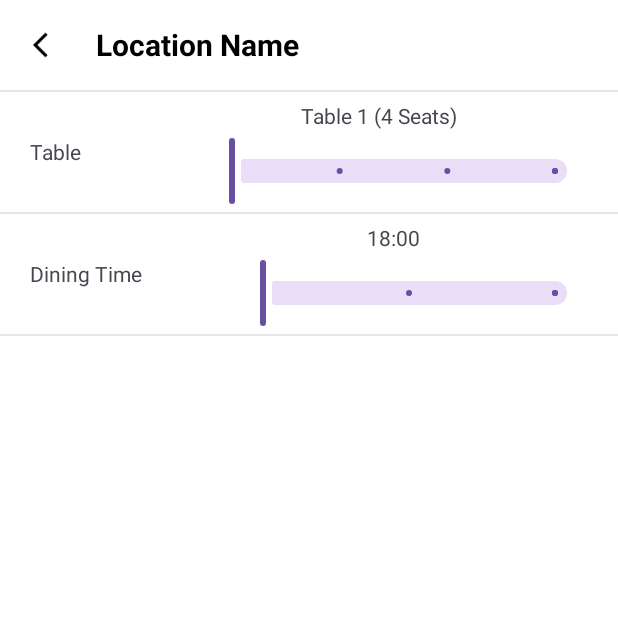
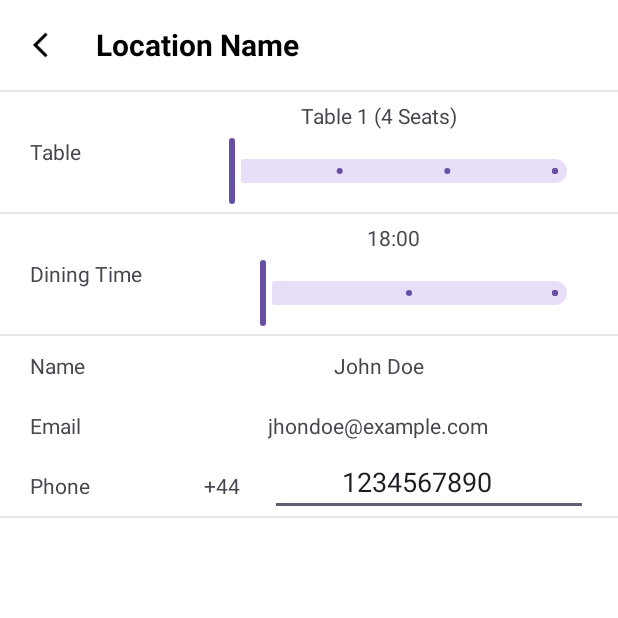
Before and after one commit to mzst-26/Don-tJustEat, an Android app: the booking_summary screen opened directly, with no data from a screen before it, on a phone screen of 412 x 824 dp, the top half of it. Run offline under Robolectric (Android 15) with nearby library versions, the phone set to English and light mode, and no system bars.

Commit message:
Add user info section to booking summary
Introduced a UserInfo class and logic to populate user name, email, and phone number in booking_summary.java. Updated booking_summary.xml to include UI elements for displaying user information.

```diff
--- a/app/src/main/java/com/example/dontjusteat/booking_summary.java
+++ b/app/src/main/java/com/example/dontjusteat/booking_summary.java
@@ -25,6 +25,22 @@ public class booking_summary extends AppCompatActivity {
             this.availableTimes = availableTimes;
         }
     }
+
+
+    //define user data types and structures
+    private static class UserInfo {
+        String name;
+        String phoneNumber;
+        String email;
+
+        // Constructor
+        UserInfo(String name, String phoneNumber, String email) {
+            this.name = name;
+            this.phoneNumber = phoneNumber;
+            this.email = email;
+        }
+    }
+
 
     // --- states & Data ---
     private TableOptions[] availableTables;
@@ -60,6 +76,13 @@ public class booking_summary extends AppCompatActivity {
         };
         // Default to first table's times
         currentTimeOptions = availableTables[0].availableTimes;
+
+        UserInfo userInfo = new UserInfo(
+                "John Doe",
+                "1234567890", "jhondoe@example.com"
+        );
+
+        fillUserData(userInfo);
     }
 
     //I have put the code in sections to make it clean and easy to navigate when trying to edit.
@@ -179,4 +202,19 @@ public class booking_summary extends AppCompatActivity {
     private boolean isTimeOptionValidIndex(int index) {
         return index >= 0 && index < currentTimeOptions.length;
     }
+
+    //fill in user data
+    private void fillUserData(UserInfo userInfo) {
+
+        //get layout elements
+        TextView tvName = findViewById(R.id.name);
+        TextView tvPhoneNumber = findViewById(R.id.phone_number);
+        TextView tvEmail = findViewById(R.id.email);
+
+        //set text
+        tvName.setText(userInfo.name);
+        tvPhoneNumber.setText(userInfo.phoneNumber);
+        tvEmail.setText(userInfo.email);
+
+    }
 }
--- a/app/src/main/res/layout/booking_summary.xml
+++ b/app/src/main/res/layout/booking_summary.xml
@@ -125,6 +125,10 @@
             android:background="#E6E6E6"
             />
 
+
+
+
+
         <!--Dining Time Selection -->
         <LinearLayout
             android:layout_width="match_parent"
@@ -182,6 +186,141 @@
             />
 
 
+
+        <!--user name container -->
+        <LinearLayout
+            android:layout_width="match_parent"
+            android:layout_height="40dp"
+            android:orientation="horizontal"
+            android:gravity="center_vertical"
+            >
+
+            <TextView
+                android:layout_width="wrap_content"
+                android:layout_height="match_parent"
+                android:layout_weight="1"
+                android:gravity="center_vertical"
+                android:paddingLeft="20dp"
+                android:text="Name" />
+
+
+            <LinearLayout
+                android:layout_width="200dp"
+                android:layout_height="match_parent"
+                android:layout_weight="1"
+                android:gravity="center"
+                android:orientation="vertical"
+                android:paddingRight="20dp"
+                >
+                <TextView
+                    android:id="@+id/name"
+                    android:layout_width="wrap_content"
+                    android:layout_height="wrap_content"
+                    android:layout_weight="0.5"
+                    android:text=""
+                    android:gravity="center"
+                    android:paddingRight="20dp"
+                    />
+
+            </LinearLayout>
+        </LinearLayout>
+
+
+        <!--user email container -->
+        <LinearLayout
+            android:layout_width="match_parent"
+            android:layout_height="40dp"
+            android:orientation="horizontal"
+            android:gravity="center_vertical"
+            >
+
+            <TextView
+                android:layout_width="wrap_content"
+                android:layout_height="match_parent"
+                android:layout_weight="1"
+                android:gravity="center_vertical"
+                android:paddingLeft="20dp"
+                android:text="Email" />
+
+
+            <LinearLayout
+                android:layout_width="200dp"
+                android:layout_height="match_parent"
+                android:layout_weight="1"
+                android:gravity="center"
+                android:orientation="vertical"
+                android:paddingRight="20dp"
+                >
+                <TextView
+                    android:id="@+id/email"
+                    android:layout_width="wrap_content"
+                    android:layout_height="wrap_content"
+                    android:layout_weight="0.5"
+                    android:text=""
+                    android:gravity="center"
+                    android:paddingRight="20dp"
+                    />
+
+            </LinearLayout>
+        </LinearLayout>
+
+        <!--user phone number container -->
+        <LinearLayout
+            android:layout_width="match_parent"
+            android:layout_height="40dp"
+            android:orientation="horizontal"
+            android:gravity="center_vertical"
+            >
+
+            <TextView
+                android:layout_width="wrap_content"
+                android:layout_height="match_parent"
+                android:layout_weight="1"
+                android:gravity="center_vertical"
+                android:paddingLeft="20dp"
+                android:text="Phone" />
+
+
+            <LinearLayout
+                android:layout_width="200dp"
+                android:layout_height="match_parent"
+                android:layout_weight="1"
+                android:gravity="center"
+                android:orientation="horizontal"
+                android:paddingRight="20dp"
+                >
+
+                <!-- Country Code -->
+                <TextView
+                    android:id="@+id/country_code"
+                    android:layout_width="wrap_content"
+                    android:layout_height="wrap_content"
+
+                    android:text="+44"
+                    android:gravity="center"
+                    android:paddingRight="20dp"
+                    />
+                <EditText
+                    android:id="@+id/phone_number"
+                    android:layout_width="wrap_content"
+                    android:layout_height="wrap_content"
+                    android:layout_weight="0.5"
+                    android:text=""
+                    android:gravity="center"
+                    android:paddingRight="20dp"
+                    />
+
+            </LinearLayout>
+        </LinearLayout>
+
+        <!--divider-->
+        <View
+            android:layout_width="match_parent"
+            android:layout_height="1.5dp"
+            android:background="#E6E6E6"
+            />
+
+
     </LinearLayout>
 
 
```
